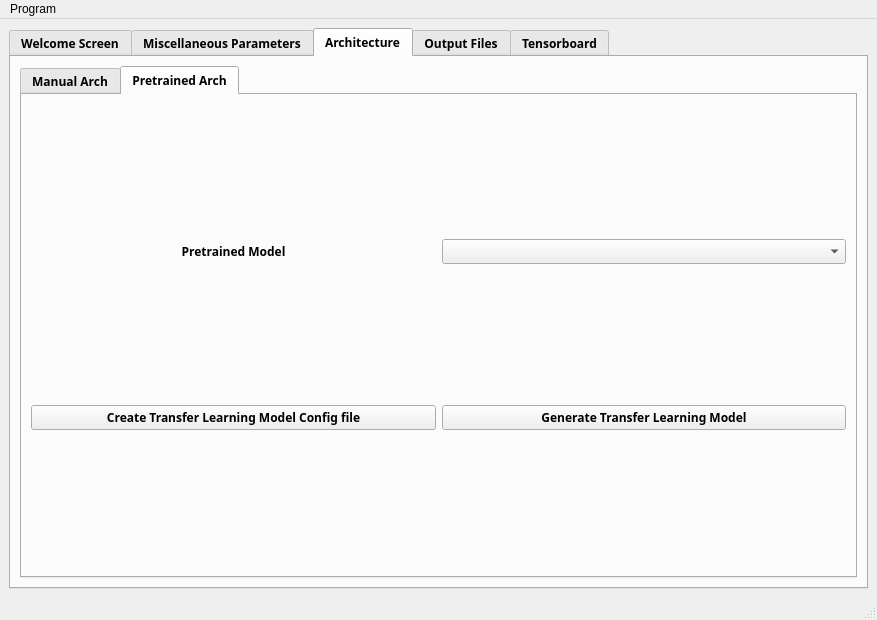
First picture: the form in public/GUI/mainwindow.ui, repository mourra950/Siemens-System-Level-Modelling-of-ASDLA-Graduation-Project, before the edit.
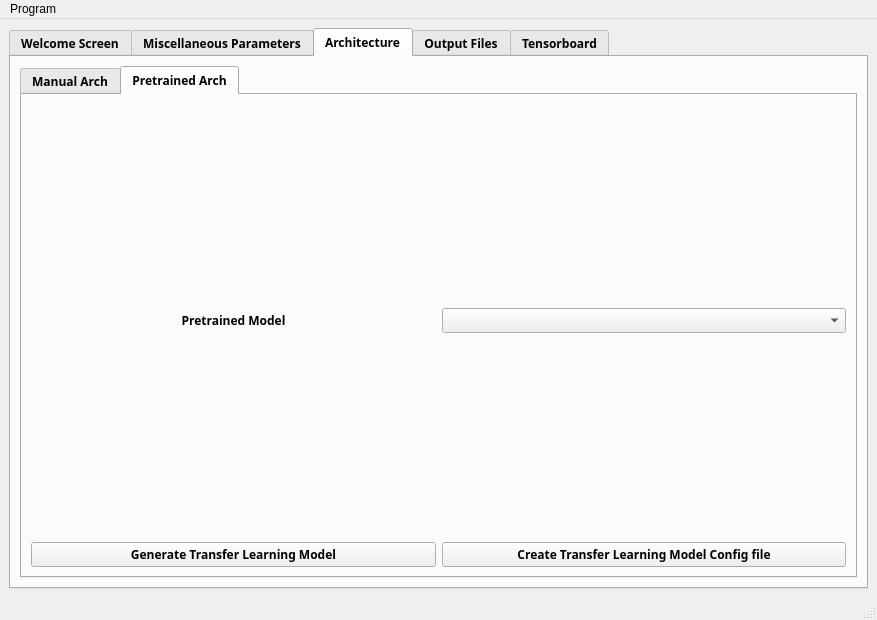
Second picture: the form after the edit. The open tabs and pages were chosen to show the change.

The edit to the form file:
```diff
--- a/public/GUI/mainwindow.ui
+++ b/public/GUI/mainwindow.ui
@@ -713,6 +713,19 @@
                 <string>Pretrained Arch</string>
                </attribute>
                <layout class="QVBoxLayout" name="verticalLayout_13">
+                <item>
+                 <spacer name="verticalSpacer_10">
+                  <property name="orientation">
+                   <enum>Qt::Vertical</enum>
+                  </property>
+                  <property name="sizeHint" stdset="0">
+                   <size>
+                    <width>20</width>
+                    <height>40</height>
+                   </size>
+                  </property>
+                 </spacer>
+                </item>
                 <item>
                  <layout class="QHBoxLayout" name="horizontalLayout_2">
                   <item>
@@ -727,15 +740,21 @@
                   </item>
                  </layout>
                 </item>
+                <item>
+                 <spacer name="verticalSpacer_8">
+                  <property name="orientation">
+                   <enum>Qt::Vertical</enum>
+                  </property>
+                  <property name="sizeHint" stdset="0">
+                   <size>
+                    <width>20</width>
+                    <height>40</height>
+                   </size>
+                  </property>
+                 </spacer>
+                </item>
                 <item>
                  <layout class="QHBoxLayout" name="horizontalLayout_3">
-                  <item>
-                   <widget class="QPushButton" name="Create_transfer_Model_QPushButton">
-                    <property name="text">
-                     <string>Create Transfer Learning Model Config file</string>
-                    </property>
-                   </widget>
-                  </item>
                   <item>
                    <widget class="QPushButton" name="Train_transfer_Model_QPushButton">
                     <property name="text">
@@ -743,6 +762,13 @@
                     </property>
                    </widget>
                   </item>
+                  <item>
+                   <widget class="QPushButton" name="Create_transfer_Model_QPushButton">
+                    <property name="text">
+                     <string>Create Transfer Learning Model Config file</string>
+                    </property>
+                   </widget>
+                  </item>
                  </layout>
                 </item>
                </layout>
```
Left out of the diff: 18 changed lines with no effect on the pictures.
